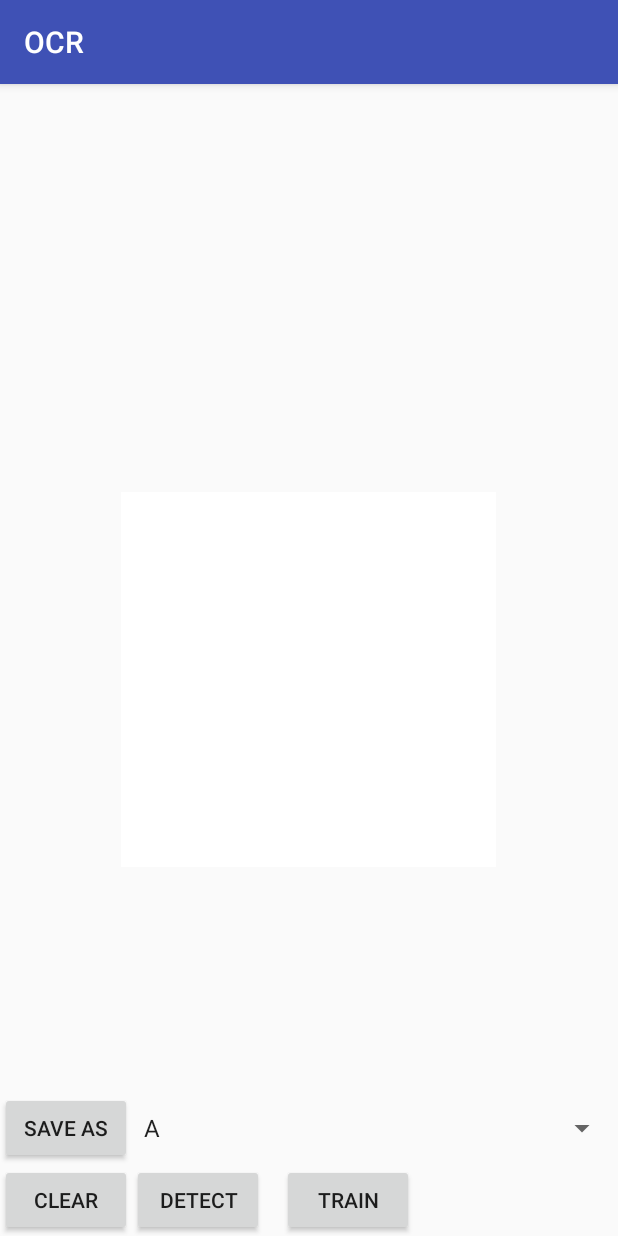
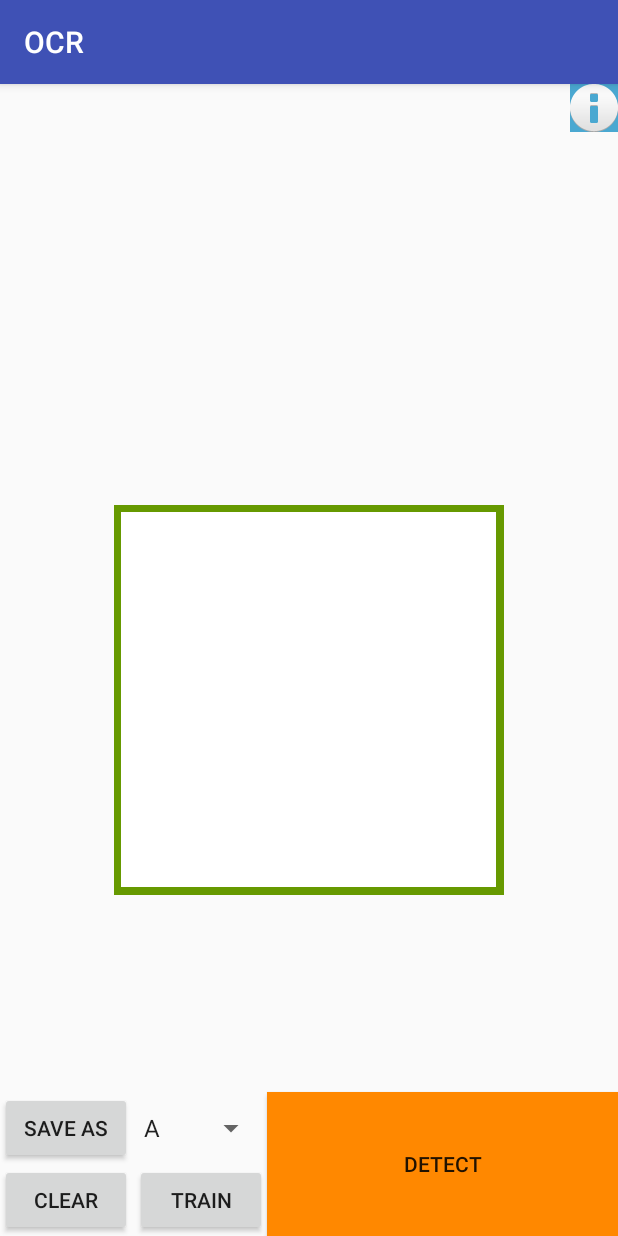
Before and after one commit to laszlokelemen/OCR, an Android app: the screen it shows after launch (MainActivity), on a phone screen of 412 x 824 dp. Run offline under Robolectric (Android 15) with nearby library versions, the phone set to English and light mode, and no system bars.

Commit message:
Final commit

```diff
--- a/app/build.gradle
+++ b/app/build.gradle
@@ -23,6 +23,7 @@ android {
     compileOptions {
         sourceCompatibility JavaVersion.VERSION_1_8
         targetCompatibility JavaVersion.VERSION_1_8
+        incremental false
     }
 }
 
--- a/app/src/main/java/com/example/kelemen/ocr/DrawClass.java
+++ b/app/src/main/java/com/example/kelemen/ocr/drawing/Draw.java
@@ -1,4 +1,4 @@
-package com.example.kelemen.ocr;
+package com.example.kelemen.ocr.drawing;
 
 import android.content.Context;
 import android.graphics.Bitmap;
@@ -12,25 +12,25 @@ import android.view.View;
 
 import java.util.ArrayList;
 
-public class DrawClass extends View {
+public class Draw extends View {
 
     private Paint paint;
     private static Path path;
     Bitmap bitmap;
     Canvas canvas;
-    private ArrayList<DrawingHandlerClass> drawingArr = new ArrayList<>();
+    private ArrayList<Drawing> drawingArr = new ArrayList<>();
 
-    public DrawClass(Context context) {
+    public Draw(Context context) {
         super(context);
         setPaintAndPath();
     }
 
-    public DrawClass(Context context, AttributeSet attrs) {
+    public Draw(Context context, AttributeSet attrs) {
         super(context, attrs);
         setPaintAndPath();
     }
 
-    public DrawClass(Context context, AttributeSet attrs, int defStyleAttr) {
+    public Draw(Context context, AttributeSet attrs, int defStyleAttr) {
         super(context, attrs, defStyleAttr);
         setPaintAndPath();
     }
@@ -62,7 +62,7 @@ public class DrawClass extends View {
 
     @Override
     public boolean onTouchEvent(MotionEvent event) {
-        DrawingHandlerClass drawingHandlerClass = new DrawingHandlerClass();
+        Drawing drawing = new Drawing();
 
         canvas.drawPath(path, paint);
         switch (event.getAction()) {
@@ -72,9 +72,9 @@ public class DrawClass extends View {
                 break;
             case MotionEvent.ACTION_MOVE:
                 path.lineTo(event.getX(), event.getY());
-                drawingHandlerClass.setPath(path);
-                drawingHandlerClass.setPaint(paint);
-                drawingArr.add(drawingHandlerClass);
+                drawing.setPath(path);
+                drawing.setPaint(paint);
+                drawingArr.add(drawing);
                 break;
 
             default:
@@ -93,10 +93,4 @@ public class DrawClass extends View {
         }
         setDrawingCacheEnabled(true);
     }
-
-    public Bitmap getBitmap() {
-        return bitmap;
-    }
-
-
 }
--- a/app/src/main/java/com/example/kelemen/ocr/ocr_engine/Network.java
+++ b/app/src/main/java/com/example/kelemen/ocr/ocr_engine/Network.java
@@ -4,7 +4,7 @@ import java.util.ArrayList;
 
 public class Network {
 
-    ArrayList<Neuron> neurons;
+    private ArrayList<Neuron> neurons;
 
     public Network() {
         neurons = new ArrayList<>();
@@ -24,8 +24,8 @@ public class Network {
 
     public ArrayList<Double> getOutputs() {
         ArrayList<Double> outputs = new ArrayList<>();
-        for (Neuron n : neurons) {
-            outputs.add(n.getOutputValue());
+        for (Neuron neuron : neurons) {
+            outputs.add(neuron.getOutputValue());
         }
         return outputs;
     }
--- a/app/src/main/java/com/example/kelemen/ocr/ocr_engine/Neuron.java
+++ b/app/src/main/java/com/example/kelemen/ocr/ocr_engine/Neuron.java
@@ -48,6 +48,7 @@ public class Neuron {
         sum += BIAS * weightForBias;
 
          output = sigmoid(sum);
+
     }
 
     public double getOutputValue() {
--- a/app/src/main/java/com/example/kelemen/ocr/ocr_engine/Train.java
+++ b/app/src/main/java/com/example/kelemen/ocr/ocr_engine/Train.java
@@ -1,13 +1,13 @@
 package com.example.kelemen.ocr.ocr_engine;
 
 
-import com.example.kelemen.ocr.ReadAndWriteFile;
+import com.example.kelemen.ocr.read_and_write_file.ReadAndWriteFile;
 
 import java.util.ArrayList;
 
 public class Train {
 
-    public static final int NEURON_NUMBER = 3;
+    public static final int NEURON_NUMBER = 36;
 
     private Network network;
     private ArrayList<DataSet> dataSets;
@@ -39,10 +39,6 @@ public class Train {
         network.setNeuronsInputValue(inputs);
     }
 
-    public void addDataSet(DataSet dataSet) {
-        dataSets.add(dataSet);
-    }
-
     public ArrayList<Double> getOutputs() {
         return network.getOutputs();
     }
--- a/app/src/main/java/com/example/kelemen/ocr/ReadAndWriteFile.java
+++ b/app/src/main/java/com/example/kelemen/ocr/read_and_write_file/ReadAndWriteFile.java
@@ -1,8 +1,5 @@
-package com.example.kelemen.ocr;
+package com.example.kelemen.ocr.read_and_write_file;
 
-
-import android.content.Context;
-import android.os.Environment;
 
 import com.example.kelemen.ocr.ocr_engine.DataSet;
 import com.example.kelemen.ocr.ocr_engine.TargetOutputs;
@@ -14,7 +11,6 @@ import java.io.FileReader;
 import java.io.IOException;
 import java.io.OutputStreamWriter;
 import java.util.ArrayList;
-import java.util.Collections;
 
 public class ReadAndWriteFile {
 
--- a/app/src/main/res/layout/activity_main.xml
+++ b/app/src/main/res/layout/activity_main.xml
@@ -1,5 +1,6 @@
 <?xml version="1.0" encoding="utf-8"?>
 <RelativeLayout xmlns:android="http://schemas.android.com/apk/res/android"
+    xmlns:app="http://schemas.android.com/apk/res-auto"
     xmlns:tools="http://schemas.android.com/tools"
     android:layout_width="match_parent"
     android:layout_height="match_parent"
@@ -7,72 +8,91 @@
     tools:layout_editor_absoluteX="0dp"
     tools:layout_editor_absoluteY="81dp">
 
-    <com.example.kelemen.ocr.DrawClass
-        android:id="@+id/touch_view"
-        android:layout_width="250dp"
-        android:layout_height="250dp"
-        android:layout_above="@+id/button2"
+    <FrameLayout
+        android:id="@+id/frameLayout"
+        android:layout_width="260dp"
+        android:layout_height="260dp"
+        android:layout_above="@+id/resultText"
         android:layout_centerHorizontal="true"
-        android:layout_centerVertical="true"
-        android:layout_marginBottom="150dp"
-        android:visibility="visible" />
+        android:background="@android:color/holo_green_dark"
+        android:visibility="visible">
+
+        <com.example.kelemen.ocr.drawing.Draw
+            android:id="@+id/touch_view"
+            android:layout_width="250dp"
+            android:layout_height="250dp"
+            android:layout_gravity="center"
+            android:visibility="visible" />
+    </FrameLayout>
 
     <Button
         android:id="@+id/button"
         android:layout_width="wrap_content"
         android:layout_height="wrap_content"
-        android:text="Clear"
-        tools:ignore="HardcodedText"
         android:layout_alignParentBottom="true"
         android:layout_alignParentStart="true"
-        android:layout_toStartOf="@+id/spinner" />
+        android:layout_toStartOf="@+id/spinner"
+        android:text="Clear"
+        tools:ignore="HardcodedText" />
 
     <Button
         android:id="@+id/button2"
         android:layout_width="wrap_content"
         android:layout_height="wrap_content"
-        android:text="SAVE AS"
         android:layout_above="@+id/button"
         android:layout_alignParentLeft="true"
         android:layout_alignParentStart="true"
+        android:text="SAVE AS"
         tools:ignore="HardcodedText,RtlHardcoded" />
 
     <Spinner
         android:id="@+id/spinner"
-        android:layout_width="match_parent"
-        android:layout_height="wrap_content"
+        android:layout_width="90dp"
+        android:layout_height="30dp"
         android:layout_above="@+id/button"
-        android:layout_below="@+id/touch_view"
+        android:layout_alignTop="@+id/button2"
         android:layout_toEndOf="@+id/button2" />
 
     <Button
         android:id="@+id/train_button"
         android:layout_width="wrap_content"
         android:layout_height="wrap_content"
+        android:layout_alignEnd="@+id/spinner"
+        android:layout_alignParentBottom="true"
         android:text="TRAIN"
-        tools:ignore="HardcodedText"
-        android:layout_alignParentBottom="true"
-        android:layout_toEndOf="@+id/detect_button"
-        android:layout_marginStart="12dp" />
+        tools:ignore="HardcodedText" />
 
     <Button
         android:id="@+id/detect_button"
         android:layout_width="wrap_content"
         android:layout_height="wrap_content"
+        android:layout_alignParentBottom="true"
+        android:layout_alignParentEnd="true"
+        android:layout_alignTop="@+id/spinner"
+        android:layout_toEndOf="@+id/spinner"
+        android:background="@android:color/holo_orange_dark"
         android:text="DETECT"
-        android:layout_alignParentBottom="true"
-        android:layout_toEndOf="@+id/button"
         tools:ignore="HardcodedText" />
 
     <TextView
-        android:id="@+id/textView"
-        android:layout_width="70dp"
-        android:layout_height="110dp"
+        android:id="@+id/resultText"
+        android:layout_width="75dp"
+        android:layout_height="120dp"
         android:layout_above="@+id/spinner"
         android:layout_centerHorizontal="true"
-        android:layout_marginBottom="25dp"
+        android:layout_marginBottom="11dp"
         android:gravity="center"
         android:textSize="110sp" />
 
+    <ImageButton
+        android:id="@+id/helpButton"
+        android:layout_width="wrap_content"
+        android:layout_height="wrap_content"
+        android:background="@color/colorOrange"
+        app:srcCompat="@android:drawable/ic_dialog_info"
+        android:layout_alignParentTop="true"
+        android:layout_alignParentEnd="true"
+        tools:ignore="ContentDescription" />
+
 
 </RelativeLayout>
--- a/app/src/main/res/values/colors.xml
+++ b/app/src/main/res/values/colors.xml
@@ -3,4 +3,5 @@
     <color name="colorPrimary">#3F51B5</color>
     <color name="colorPrimaryDark">#303F9F</color>
     <color name="colorAccent">#ff4081</color>
+    <color name="colorOrange">#4aa8d1</color>
 </resources>
--- a/app/src/main/res/values/styles.xml
+++ b/app/src/main/res/values/styles.xml
@@ -8,4 +8,8 @@
         <item name="colorAccent">@color/colorAccent</item>
     </style>
 
+    <style name="progressBarStyle" parent="Theme.AppCompat.Light.Dialog.Alert">
+        <item name="colorAccent">@color/colorOrange</item>
+    </style>
+
 </resources>
```
Also changed, not shown: app/src/main/java/com/example/kelemen/ocr/MainActivity.java (+71 -45 lines), app/src/main/java/com/example/kelemen/ocr/bitmap_mgr/BitmapMgr.java (renamed from app/src/main/java/com/example/kelemen/ocr/BitmapHandler.java, +5 -5 lines), app/src/main/java/com/example/kelemen/ocr/drawing/Drawing.java (renamed from app/src/main/java/com/example/kelemen/ocr/DrawingHandlerClass.java, +6 -7 lines), app/src/main/java/com/example/kelemen/ocr/ocr_engine/TargetOutputs.java (+115 -101 lines), app/src/main/res/layout/information_layout.xml (added, +24 -0 lines).
